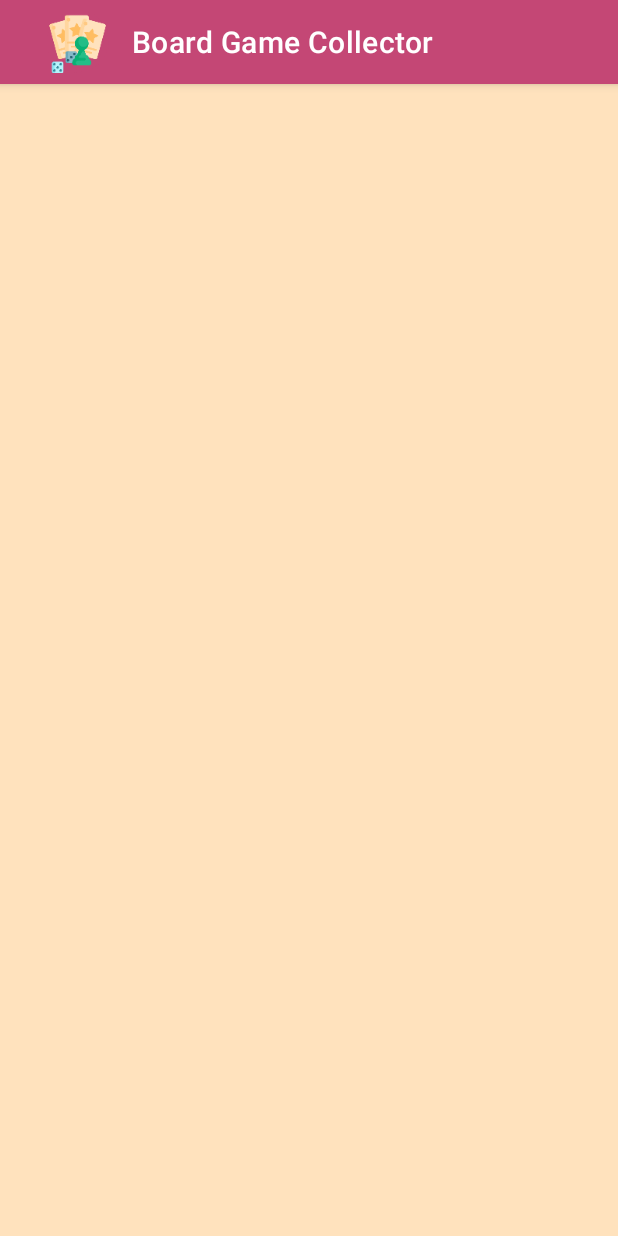
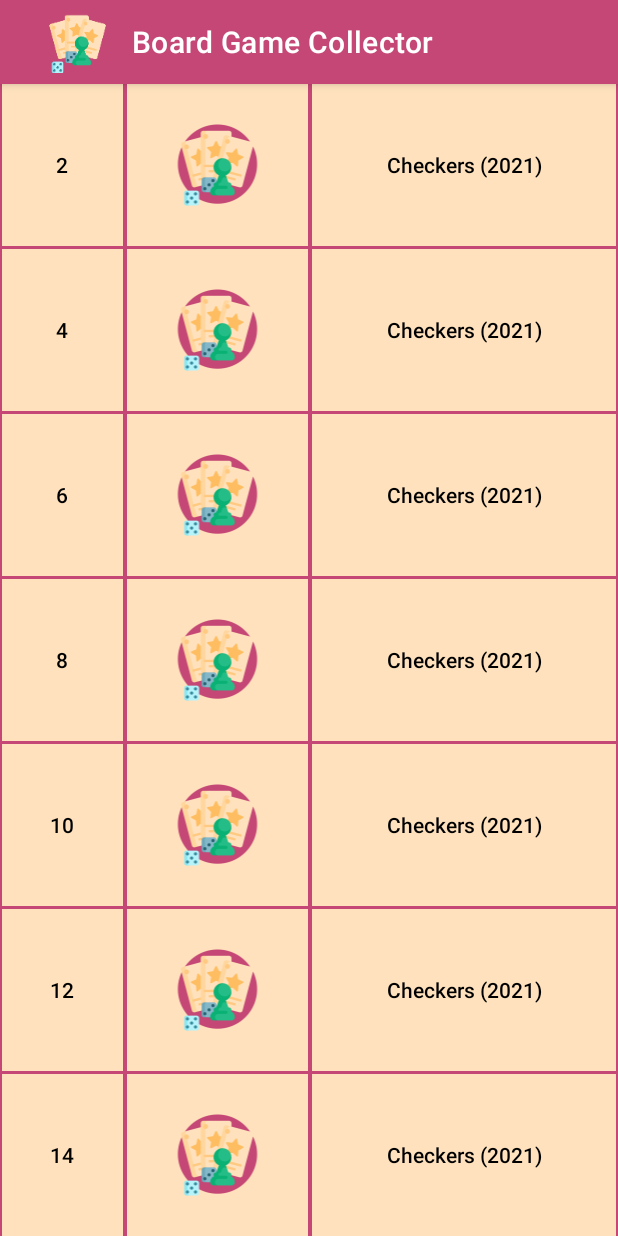
Before and after one commit to adam-handke/BoardGameCollector, an Android app: the screen it shows after launch (MainActivity), on a phone screen of 412 x 824 dp. Run offline under Robolectric (Android 15) with nearby library versions, the light colour scheme and no system bars.

Commit message:
add: MainActivity - listing boardgames

```diff
--- a/app/src/main/java/com/ubiquitous/boardgamecollector/DatabaseHandler.kt
+++ b/app/src/main/java/com/ubiquitous/boardgamecollector/DatabaseHandler.kt
@@ -99,10 +99,10 @@ class DatabaseHandler(
     }
 
     //TODO: parameterized ORDER BY
-    fun getAllBoardGames(): List<BoardGame> {
+    fun getAllBoardGamesWithoutDetails(): List<BoardGame> {
         val list: MutableList<BoardGame> = mutableListOf()
         val query =
-            "SELECT $COLUMN_ID, $COLUMN_NAME, $COLUMN_YEAR_PUBLISHED, $COLUMN_DESCRIPTION, " +
+            "SELECT $COLUMN_ID, $COLUMN_NAME, $COLUMN_YEAR_PUBLISHED, $COLUMN_DESCRIPTION, $COLUMN_DATE_ADDED, " +
                     "$COLUMN_BGGID, $COLUMN_RANK, $COLUMN_BASE_EXTENSION_STATUS, $COLUMN_THUMBNAIL " +
                     "FROM $TABLE_BOARDGAMES;"
         val db = this.writableDatabase
@@ -114,9 +114,12 @@ class DatabaseHandler(
                 boardGame.name = cursor.getString(1)
                 boardGame.yearPublished = cursor.getInt(2)
                 boardGame.description = cursor.getString(3)
-                boardGame.bggid = cursor.getInt(4)
-                boardGame.rank = cursor.getInt(5)
-                when (cursor.getString(6)) {
+                boardGame.dateAdded =
+                    Instant.ofEpochMilli(cursor.getLong(4)).atZone(ZoneId.systemDefault())
+                        .toLocalDate()
+                boardGame.bggid = cursor.getInt(5)
+                boardGame.rank = cursor.getInt(6)
+                when (cursor.getString(7)) {
                     BaseExtensionStatus.EXTENSION.name -> boardGame.baseExtensionStatus =
                         BaseExtensionStatus.EXTENSION
                     BaseExtensionStatus.BOTH.name -> boardGame.baseExtensionStatus =
@@ -125,18 +128,19 @@ class DatabaseHandler(
                         boardGame.baseExtensionStatus = BaseExtensionStatus.BASE
                     }
                 }
-                val tmpThumbnail = cursor.getBlob(7)
+                //TODO:thumbnail
+                val tmpThumbnail = cursor.getBlob(8)
                 boardGame.thumbnail =
                     BitmapFactory.decodeByteArray(tmpThumbnail, 0, tmpThumbnail.size)
                 list.add(boardGame)
             }
         } catch (e: Exception) {
-            Log.e("DB EXCEPTION", e.message.toString())
+            Log.e("getAllBoardGames_EXCEPTION", e.message.toString())
         } finally {
             cursor.close()
         }
         db.close()
-        return list
+        return list.sortedBy { it.name }
     }
 
     fun getBoardGameByID(id: Int): BoardGame {
@@ -173,12 +177,13 @@ class DatabaseHandler(
                     }
                 }
                 boardGame.comment = cursor.getString(14)
+                //TODO:thumbnail
                 val tmpThumbnail = cursor.getBlob(15)
                 boardGame.thumbnail =
                     BitmapFactory.decodeByteArray(tmpThumbnail, 0, tmpThumbnail.size)
             }
         } catch (e: Exception) {
-            Log.e("DB EXCEPTION", e.message.toString())
+            Log.e("getBoardGameByID_EXCEPTION", e.message.toString())
         } finally {
             cursor.close()
         }
--- a/app/src/main/java/com/ubiquitous/boardgamecollector/MainActivity.kt
+++ b/app/src/main/java/com/ubiquitous/boardgamecollector/MainActivity.kt
@@ -1,9 +1,15 @@
 package com.ubiquitous.boardgamecollector
 
+import android.graphics.BitmapFactory
 import androidx.appcompat.app.AppCompatActivity
 import android.os.Bundle
-import android.util.Log
+import android.view.LayoutInflater
+import android.view.View
+import android.widget.ImageView
+import android.widget.TableLayout
+import android.widget.TextView
 import androidx.appcompat.app.AppCompatDelegate
+import java.time.LocalDate
 
 class MainActivity : AppCompatActivity() {
     override fun onCreate(savedInstanceState: Bundle?) {
@@ -17,12 +23,41 @@ class MainActivity : AppCompatActivity() {
         val databaseHandler = DatabaseHandler(this, null, null, 1)
         databaseHandler.onUpgrade(databaseHandler.writableDatabase, 1, 1) //reset
 
-        databaseHandler.insertBoardGame(BoardGame("Chess"))
-        databaseHandler.insertBoardGame(BoardGame("Checkers"))
+        for (i in 1..30) {
+            databaseHandler.insertBoardGame(
+                BoardGame(
+                    name = "Chess",
+                    yearPublished = LocalDate.now().year,
+                    thumbnail = BitmapFactory.decodeResource(resources, R.mipmap.ic_launcher_foreground)
+                )
+            )
+            databaseHandler.insertBoardGame(
+                BoardGame(
+                    name = "Checkers",
+                    yearPublished = LocalDate.now().year,
+                    thumbnail = BitmapFactory.decodeResource(resources, R.mipmap.ic_launcher_foreground)
+                )
+            )
+        }
 
-        val list = databaseHandler.getAllBoardGames()
-        for(game in list){
-            Log.i("MAIN_ACTIVITY", game.id.toString() + " " + game.name + " " + game.yearPublished)
+        val tableLayout: TableLayout = findViewById(R.id.tableLayout)
+        val list = databaseHandler.getAllBoardGamesWithoutDetails()
+        for (game in list) {
+            if(game.baseExtensionStatus == BaseExtensionStatus.BASE){
+                val tableRow: View = LayoutInflater.from(this).inflate(R.layout.table_item, null, false)
+                val rank: TextView = tableRow.findViewById(R.id.rank)
+                val thumbnail: ImageView = tableRow.findViewById(R.id.thumbnail)
+                val name: TextView = tableRow.findViewById(R.id.name)
+
+                //rank.text = game.rank.toString()
+                rank.text = game.id.toString()
+                thumbnail.setImageBitmap(game.thumbnail)
+                name.text = (game.name.toString() + " (" + game.yearPublished.toString() + ")")
+                tableLayout.addView(tableRow)
+            }
         }
+
+        //TODO: blank table row for the case when there are no boardgames in the DB (click = add first)
+        //TODO: options menu: add, delete, sort, BGG screen, locations screen
     }
 }
--- a/app/src/main/res/layout/activity_main.xml
+++ b/app/src/main/res/layout/activity_main.xml
@@ -1,18 +1,23 @@
 <?xml version="1.0" encoding="utf-8"?>
-<LinearLayout xmlns:android="http://schemas.android.com/apk/res/android"
+<ScrollView xmlns:android="http://schemas.android.com/apk/res/android"
     xmlns:app="http://schemas.android.com/apk/res-auto"
     xmlns:tools="http://schemas.android.com/tools"
     android:layout_width="match_parent"
     android:layout_height="match_parent"
+    android:animateLayoutChanges="true"
     tools:context=".MainActivity">
 
-    <TableLayout
+    <LinearLayout
         android:layout_width="match_parent"
-        android:layout_height="match_parent">
+        android:layout_height="wrap_content"
+        android:animateLayoutChanges="true">
 
-        <TableRow
+        <TableLayout
+            android:id="@+id/tableLayout"
             android:layout_width="match_parent"
-            android:layout_height="match_parent" />
-    </TableLayout>
-
-</LinearLayout>
+            android:layout_height="match_parent"
+            android:animateLayoutChanges="true"
+            android:isScrollContainer="true"
+            android:scrollIndicators="top|bottom" />
+    </LinearLayout>
+</ScrollView>
--- a/app/src/main/res/layout/table_item.xml
+++ b/app/src/main/res/layout/table_item.xml
@@ -2,27 +2,49 @@
 <TableRow xmlns:android="http://schemas.android.com/apk/res/android"
     android:layout_width="match_parent"
     android:layout_height="wrap_content"
+    android:layout_margin="3dp"
+    android:animateLayoutChanges="true"
+    android:clickable="true"
+    android:minHeight="60dp"
     android:orientation="horizontal">
 
     <TextView
+        android:id="@+id/rank"
         android:layout_width="0dp"
-        android:layout_height="wrap_content"
-        android:id="@+id/rank"
-        android:layout_weight="0.25"
-        android:gravity="center"/>
+        android:layout_height="match_parent"
+        android:layout_marginHorizontal="1dp"
+        android:layout_marginBottom="2dp"
+        android:layout_weight="0.2"
+        android:background="@color/secondary"
+        android:fontFamily="sans-serif-medium"
+        android:gravity="center"
+        android:textAlignment="center"
+        android:textAppearance="@style/TextAppearance.AppCompat.Body1"
+        android:textColor="@color/black" />
 
     <ImageView
         android:id="@+id/thumbnail"
         android:layout_width="0dp"
         android:layout_height="match_parent"
-        android:layout_weight="0.25"
+        android:layout_marginHorizontal="1dp"
+        android:layout_marginBottom="2dp"
+        android:layout_weight="0.3"
+        android:background="@color/secondary"
+        android:contentDescription="@string/thumbnail_description"
         android:gravity="center" />
 
     <TextView
+        android:id="@+id/name"
         android:layout_width="0dp"
         android:layout_height="match_parent"
-        android:id="@+id/name"
-        android:layout_weight="0.25"
-        android:gravity="center"/>
+        android:layout_marginHorizontal="1dp"
+        android:layout_marginBottom="2dp"
+        android:layout_weight="0.5"
+        android:background="@color/secondary"
+        android:fontFamily="sans-serif-medium"
+        android:gravity="center"
+        android:textAlignment="center"
+        android:textAppearance="@style/TextAppearance.AppCompat.Body1"
+        android:textColor="@color/black" />
 
 </TableRow>
--- a/app/src/main/res/values/strings.xml
+++ b/app/src/main/res/values/strings.xml
@@ -1,3 +1,4 @@
 <resources>
     <string name="app_name">Board Game Collector</string>
+    <string name="thumbnail_description">Thumbnail of a board game</string>
 </resources>
--- a/app/src/main/res/values/themes.xml
+++ b/app/src/main/res/values/themes.xml
@@ -14,6 +14,6 @@
         <!-- Customize your theme here. -->
         <item name="android:navigationBarColor">@color/primary</item>
         <item name="android:colorPrimaryDark">@color/primary</item>
-        <item name="android:colorBackground">@color/secondary</item>
+        <item name="android:colorBackground">@color/primary</item>
     </style>
 </resources>
```
Also changed, not shown: 1 other file.
